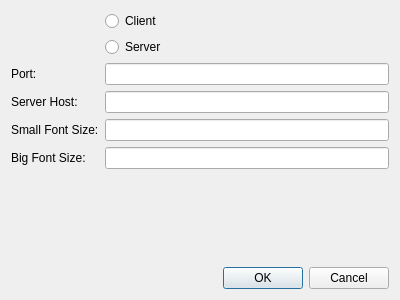
Qt form src/dialog.ui (mocap-ca/slate) before a commit.
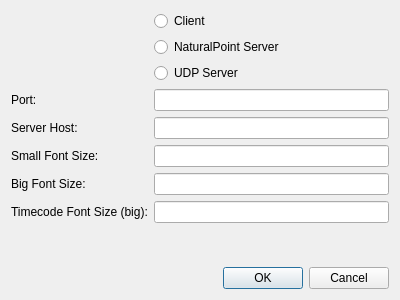
The same form after that commit.

Commit message: better timecode support for naturalpoint

The edit to the form file:
```diff
--- a/src/dialog.ui
+++ b/src/dialog.ui
@@ -56,7 +56,7 @@
      <item row="1" column="1">
       <widget class="QRadioButton" name="radioButtonServer">
        <property name="text">
-        <string>Server</string>
+        <string>NaturalPoint Server</string>
        </property>
       </widget>
      </item>
@@ -70,6 +70,23 @@
        </property>
       </widget>
      </item>
+     <item row="7" column="0">
+      <widget class="QLabel" name="label_5">
+       <property name="text">
+        <string>Timecode Font Size (big):</string>
+       </property>
+      </widget>
+     </item>
+     <item row="7" column="1">
+      <widget class="QLineEdit" name="lineEditFontTimecode"/>
+     </item>
+     <item row="2" column="1">
+      <widget class="QRadioButton" name="radioButtonUDP">
+       <property name="text">
+        <string>UDP Server</string>
+       </property>
+      </widget>
+     </item>
     </layout>
    </item>
    <item>
```
Left out of the diff: 2 changed lines with no effect on the pictures. The commit also changes 7 other files.
